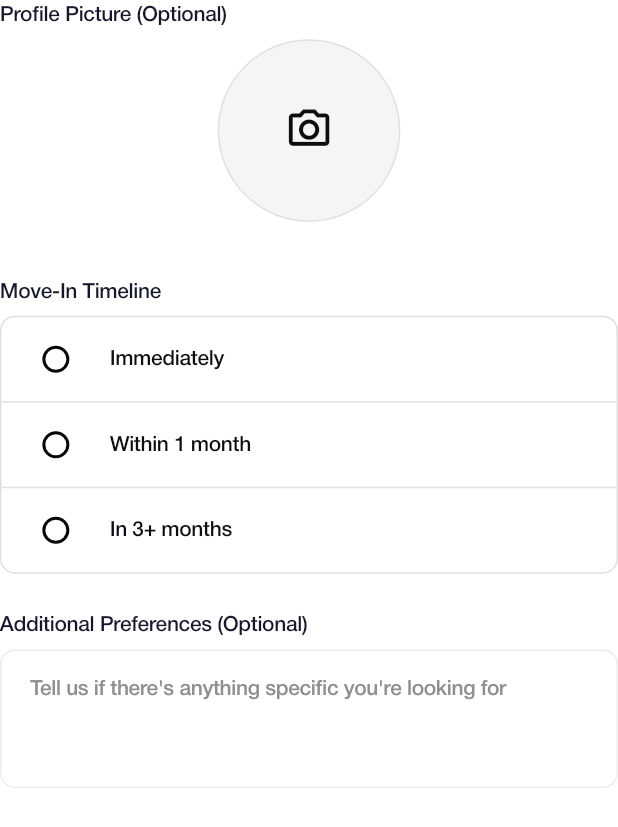
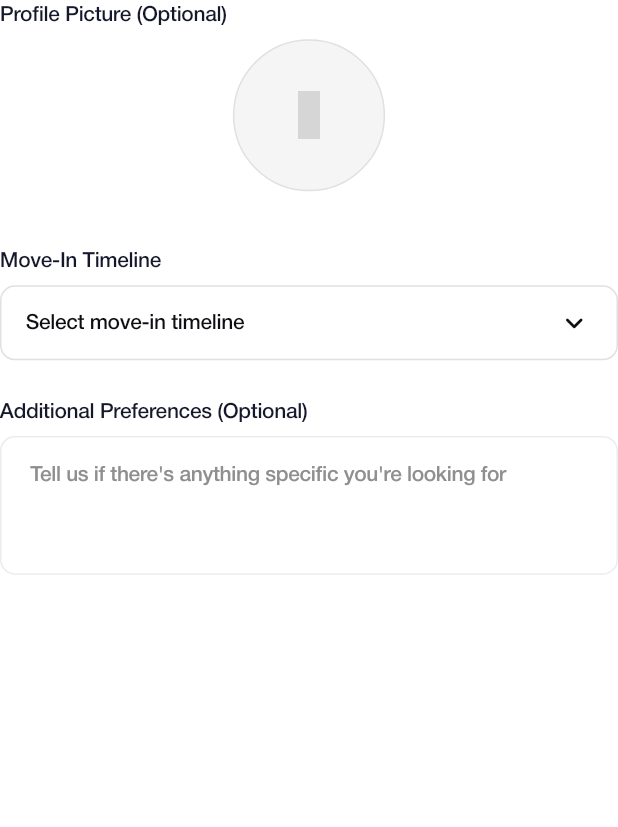
Before and after one commit to Dannny-Babs/Juniper, a Flutter app: the FinalTouchesStep widget shown alone on an empty page, opened directly with empty values, on a phone screen of 412 x 824 dp. Shown: the top 827 px of the screen. Run offline on Flutter 3.47's test engine with Material 3 defaults, Android fonts, the phone set to English and light mode, and no system bars; our stand-ins replace bloc, dio, equatable, flutter_bloc, flutter_native_splash, flutter_rating_stars and 8 more; missing offline and left inert: enefty_icons; accounts and stored records are empty; grey boxes are pictures that could not be loaded.

Commit message:
feat: Add multi-step profile setup with personal info and multi-selector widget

```diff
--- a/lib/features/authentication/presentation/widgets/final_setup.dart
+++ b/lib/features/authentication/presentation/pages/final_setup.dart
@@ -1,4 +1,5 @@
 import 'package:flutter/material.dart';
+import 'package:juniper/features/authentication/presentation/widgets/section_title.dart';
 import '../../../../core/utils/utils.dart';
 
 class FinalTouchesStep extends StatelessWidget {
@@ -24,31 +25,21 @@ class FinalTouchesStep extends StatelessWidget {
     return Column(
       crossAxisAlignment: CrossAxisAlignment.start,
       children: [
-        _buildSectionTitle(context, 'Profile Picture (Optional)'),
+        SectionTitle(title: 'Profile Picture (Optional)'),
         SizedBox(height: 6.sp),
         _buildProfilePictureSelector(context),
         SizedBox(height: 24.sp),
-
-        _buildSectionTitle(context, 'Move-In Timeline'),
+        SectionTitle(title: 'Move-In Timeline'),
         SizedBox(height: 6.sp),
         _buildMoveInTimelineSelector(context),
         SizedBox(height: 24.sp),
-
-        _buildSectionTitle(context, 'Additional Preferences (Optional)'),
+        SectionTitle(
+          title: 'Additional Preferences (Optional)',
+        ),
         SizedBox(height: 6.sp),
         _buildAdditionalPreferencesInput(context),
         SizedBox(height: 32.sp),
       ],
-    );
-  }
-
-  Widget _buildSectionTitle(BuildContext context, String title) {
-    return Text(
-      title,
-      style: Theme.of(context).textTheme.bodyMedium?.copyWith(
-        color: AppColors.neutral300,
-        fontWeight: FontWeight.w500,
-      ),
     );
   }
 
@@ -62,8 +53,8 @@ class FinalTouchesStep extends StatelessWidget {
               onProfilePictureChanged("path/to/selected/image.png");
             },
             child: Container(
-              width: 120.sp,
-              height: 120.sp,
+              width: 100.sp,
+              height: 100.sp,
               decoration: BoxDecoration(
                 color: Colors.grey[100],
                 shape: BoxShape.circle,
@@ -81,7 +72,7 @@ class FinalTouchesStep extends StatelessWidget {
                       ),
                     )
                   : Icon(
-                      Icons.camera_alt_outlined,
+                      EneftyIcons.camera_bold,
                       size: 32.sp,
                       color: AppColors.neutral500,
                     ),
@@ -113,32 +104,42 @@ class FinalTouchesStep extends StatelessWidget {
 
     return Container(
       decoration: BoxDecoration(
-        color: Colors.white,
+        color: AppColors.neutral100,
         borderRadius: BorderRadius.circular(10),
-        border: Border.all(color: Colors.grey[300]!),
+        border: Border.all(color: AppColors.gray300),
       ),
-      child: Column(
-        children: timelineOptions.map((option) {
-          return Column(
-            children: [
-              RadioListTile<String>(
+      padding: EdgeInsets.symmetric(horizontal: 16.sp),
+      child: DropdownButtonHideUnderline(
+        child: DropdownButton<String>(
+          value: moveInTimeline,
+          isExpanded: true,
+          hint: Text(
+            'Select move-in timeline',
+            style: Theme.of(context).textTheme.bodyMedium?.copyWith(
+                  color: AppColors.neutral500,
+                ),
+          ),
+          items: timelineOptions.map((String option) {
+            return DropdownMenuItem<String>(
               value: option,
-                groupValue: moveInTimeline,
-                onChanged: (value) => onMoveInTimelineChanged(value!),
-                title: Text(
+              child: Text(
                 option,
                 style: Theme.of(context).textTheme.bodyMedium?.copyWith(
                       color: AppColors.neutral500,
                     ),
               ),
-                activeColor: AppColors.primary500,
-                contentPadding: EdgeInsets.symmetric(horizontal: 16.sp),
-              ),
-              if (option != timelineOptions.last)
-                Divider(height: 1, color: Colors.grey[300]),
-            ],
             );
           }).toList(),
+          onChanged: (String? newValue) {
+            if (newValue != null) {
+              onMoveInTimelineChanged(newValue);
+            }
+          },
+          icon: Icon(
+            Icons.keyboard_arrow_down_rounded,
+            color: AppColors.neutral500,
+          ),
+        ),
       ),
     );
   }
--- a/lib/features/authentication/presentation/pages/forgot_password_screen.dart
+++ b/lib/features/authentication/presentation/pages/forgot_password_screen.dart
@@ -86,6 +86,8 @@ class ForgotPasswordPage extends StatelessWidget {
                   CustomButton(
                     height: 48.sp,
                     width: double.infinity,
+                    backgroundColor: Theme.of(context).primaryColor,
+                    textColor: Theme.of(context).scaffoldBackgroundColor,
                     onPressed: () {
                       if (formKey.currentState!.validate()) {
                         // Do something
--- /dev/null
+++ b/lib/features/authentication/presentation/widgets/section_title.dart
@@ -0,0 +1,19 @@
+import 'package:flutter/material.dart';
+import '../../../../core/utils/utils.dart';
+
+class SectionTitle extends StatelessWidget {
+  final String title;
+
+  const SectionTitle({required this.title, super.key});
+
+  @override
+  Widget build(BuildContext context) {
+    return Text(
+      title,
+      style: Theme.of(context).textTheme.bodyMedium?.copyWith(
+            color: AppColors.neutral300,
+            fontWeight: FontWeight.w500,
+          ),
+    );
+  }
+}
```
Also changed, not shown: lib/core/widgets/button.dart (+29 -30 lines), lib/features/authentication/presentation/pages/first_setup.dart (renamed from lib/features/authentication/presentation/widgets/first_setup.dart, +5 -11 lines), lib/features/authentication/presentation/pages/login_screen.dart (+33 -16 lines), lib/features/authentication/presentation/pages/otp_screen.dart (+11 -13 lines), lib/features/authentication/presentation/pages/profile_setup_screen.dart (+5 -7 lines), lib/features/authentication/presentation/pages/register_screen.dart (+13 -6 lines), lib/features/authentication/presentation/pages/second_setup.dart (renamed from lib/features/authentication/presentation/widgets/second_setup.dart, +23 -30 lines), lib/features/authentication/presentation/pages/third_setup.dart (renamed from lib/features/authentication/presentation/widgets/third_setup.dart, +4 -12 lines), lib/features/authentication/presentation/widgets/budget_slider.dart (+90 -27 lines), lib/features/authentication/presentation/widgets/mutli_selector.dart (added, +54 -0 lines). Lines whose indentation alone changed are shown as unchanged.
